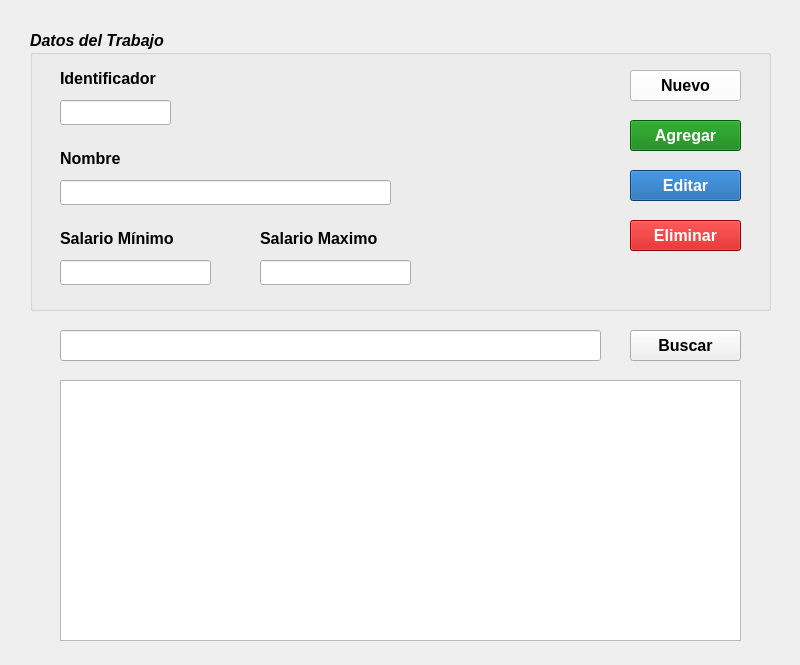
This is vistas/FrmTrabajo.ui in G-Mann00/HR_Seguridad as Qt 5 draws it before an edit. The edited form follows.
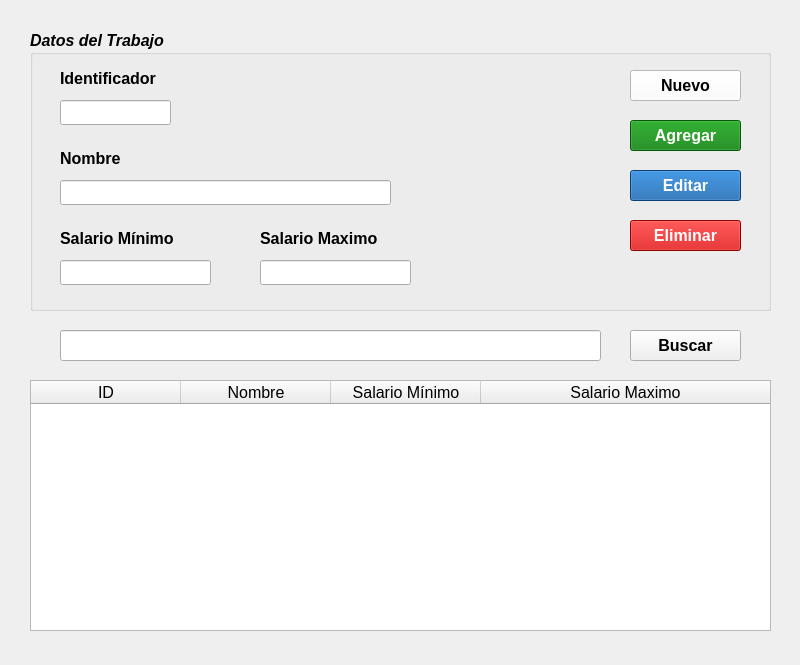
This is the edited form. Icons and pictures are not drawn.

Patch:
```diff
--- a/vistas/FrmTrabajo.ui
+++ b/vistas/FrmTrabajo.ui
@@ -376,22 +376,6 @@
     </property>
    </widget>
   </widget>
-  <widget class="QTableView" name="tv_registrosTrabajos">
-   <property name="geometry">
-    <rect>
-     <x>60</x>
-     <y>380</y>
-     <width>681</width>
-     <height>261</height>
-    </rect>
-   </property>
-   <property name="verticalScrollBarPolicy">
-    <enum>Qt::ScrollBarAsNeeded</enum>
-   </property>
-   <property name="horizontalScrollBarPolicy">
-    <enum>Qt::ScrollBarAsNeeded</enum>
-   </property>
-  </widget>
   <widget class="QLineEdit" name="le_buscador">
    <property name="geometry">
     <rect>
@@ -439,6 +423,78 @@
      <normaloff>:/iconosCrud/search40.png</normaloff>:/iconosCrud/search40.png</iconset>
    </property>
   </widget>
+  <widget class="QTableWidget" name="tw_registrosTrabajo">
+   <property name="geometry">
+    <rect>
+     <x>30</x>
+     <y>380</y>
+     <width>741</width>
+     <height>251</height>
+    </rect>
+   </property>
+   <property name="minimumSize">
+    <size>
+     <width>741</width>
+     <height>251</height>
+    </size>
+   </property>
+   <property name="sizeAdjustPolicy">
+    <enum>QAbstractScrollArea::AdjustToContents</enum>
+   </property>
+   <property name="editTriggers">
+    <set>QAbstractItemView::NoEditTriggers</set>
+   </property>
+   <property name="selectionMode">
+    <enum>QAbstractItemView::SingleSelection</enum>
+   </property>
+   <property name="selectionBehavior">
+    <enum>QAbstractItemView::SelectRows</enum>
+   </property>
+   <property name="sortingEnabled">
+    <bool>false</bool>
+   </property>
+   <property name="wordWrap">
+    <bool>true</bool>
+   </property>
+   <attribute name="horizontalHeaderCascadingSectionResizes">
+    <bool>true</bool>
+   </attribute>
+   <attribute name="horizontalHeaderMinimumSectionSize">
+    <number>100</number>
+   </attribute>
+   <attribute name="horizontalHeaderDefaultSectionSize">
+    <number>150</number>
+   </attribute>
+   <attribute name="horizontalHeaderShowSortIndicator" stdset="0">
+    <bool>false</bool>
+   </attribute>
+   <attribute name="horizontalHeaderStretchLastSection">
+    <bool>true</bool>
+   </attribute>
+   <attribute name="verticalHeaderCascadingSectionResizes">
+    <bool>true</bool>
+   </attribute>
+   <column>
+    <property name="text">
+     <string>ID</string>
+    </property>
+   </column>
+   <column>
+    <property name="text">
+     <string>Nombre</string>
+    </property>
+   </column>
+   <column>
+    <property name="text">
+     <string>Salario Mínimo</string>
+    </property>
+   </column>
+   <column>
+    <property name="text">
+     <string>Salario Maximo</string>
+    </property>
+   </column>
+  </widget>
  </widget>
  <tabstops>
   <tabstop>btn_nuevo</tabstop>
```
Left out of the diff: 1 changed line with no effect on the pictures.
